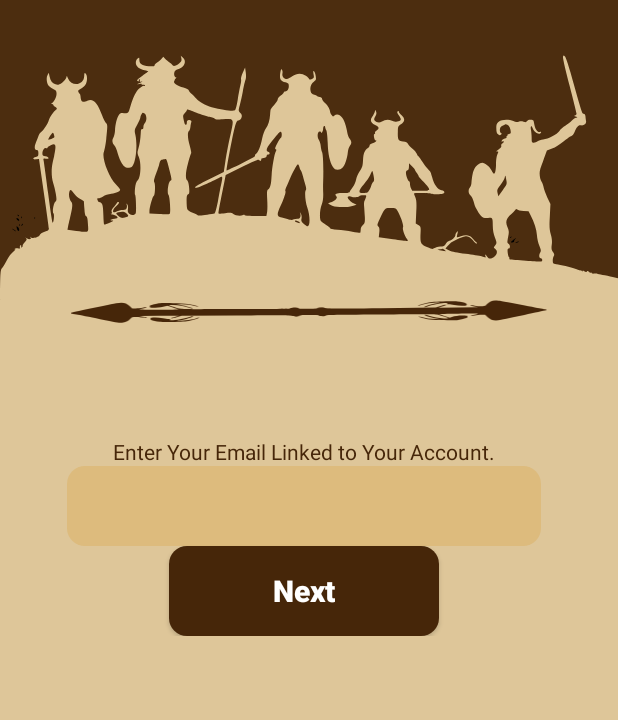
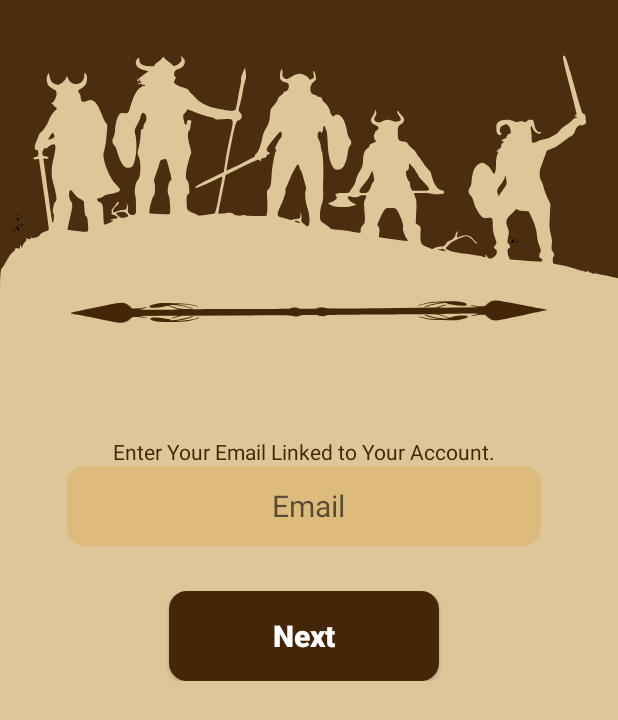
Before and after one commit to appteam-nith/Hillffair-22-front-end, an Android app: the layout activity_forgot_password.xml on its own in the app's theme, with its tools: preview values and no code run, on a phone screen of 412 x 824 dp. Shown: the top 720 px of the screen. Run offline under Robolectric (Android 15) with nearby library versions, the phone set to English and light mode, and no system bars.

Commit message:
xml file created

```diff
--- a/app/src/main/AndroidManifest.xml
+++ b/app/src/main/AndroidManifest.xml
@@ -14,12 +14,7 @@
             android:exported="false" />
         <activity
             android:name=".screens.account.ForgotPasswordActivity"
-            android:exported="true">
-        <intent-filter>
-            <action android:name="android.intent.action.MAIN" />
-
-            <category android:name="android.intent.category.LAUNCHER" />
-        </intent-filter>
+            android:exported="false">
         </activity>
         <activity
             android:name=".screens.account.LoginActivity"
@@ -39,7 +34,11 @@
         <activity
             android:name=".MainActivity"
             android:exported="true">
+            <intent-filter>
+                <action android:name="android.intent.action.MAIN" />
 
+                <category android:name="android.intent.category.LAUNCHER" />
+            </intent-filter>
         </activity>
     </application>
 
--- a/app/src/main/res/layout/activity_forgot_password.xml
+++ b/app/src/main/res/layout/activity_forgot_password.xml
@@ -44,14 +44,23 @@
                 android:textAlignment="center"
                 android:textColor="@color/et_text_color" />
 
-            <include
+            <EditText
                 android:id="@+id/etEmail"
-                layout="@layout/textfields"
-                android:layout_width="wrap_content"
-                android:layout_height="wrap_content"
+                android:layout_width="316dp"
+                android:layout_height="53dp"
                 android:layout_gravity="center"
-                android:layout_marginBottom="20dp"
-                android:hint="@string/email" />
+                android:layout_marginBottom="30dp"
+                android:background="@drawable/custom_text"
+                android:ems="10"
+                android:hint="@string/email"
+                android:inputType="textEmailAddress"
+                android:paddingStart="@dimen/et_padding_left"
+                android:paddingTop="@dimen/et_padding_top"
+                android:paddingEnd="@dimen/et_padding_right"
+                android:paddingBottom="@dimen/et_padding_bottom"
+                android:textAlignment="center"
+                android:textColor="@color/et_text_color"
+                android:textSize="20sp" />
 
             <Button
                 android:id="@+id/next"
```
